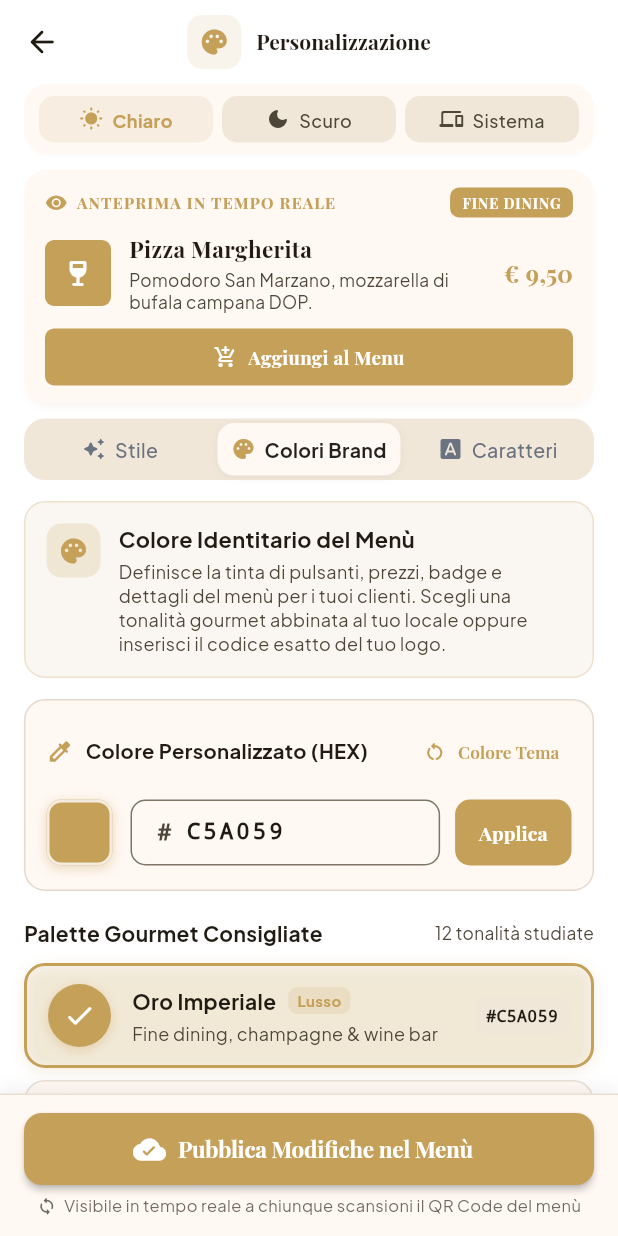
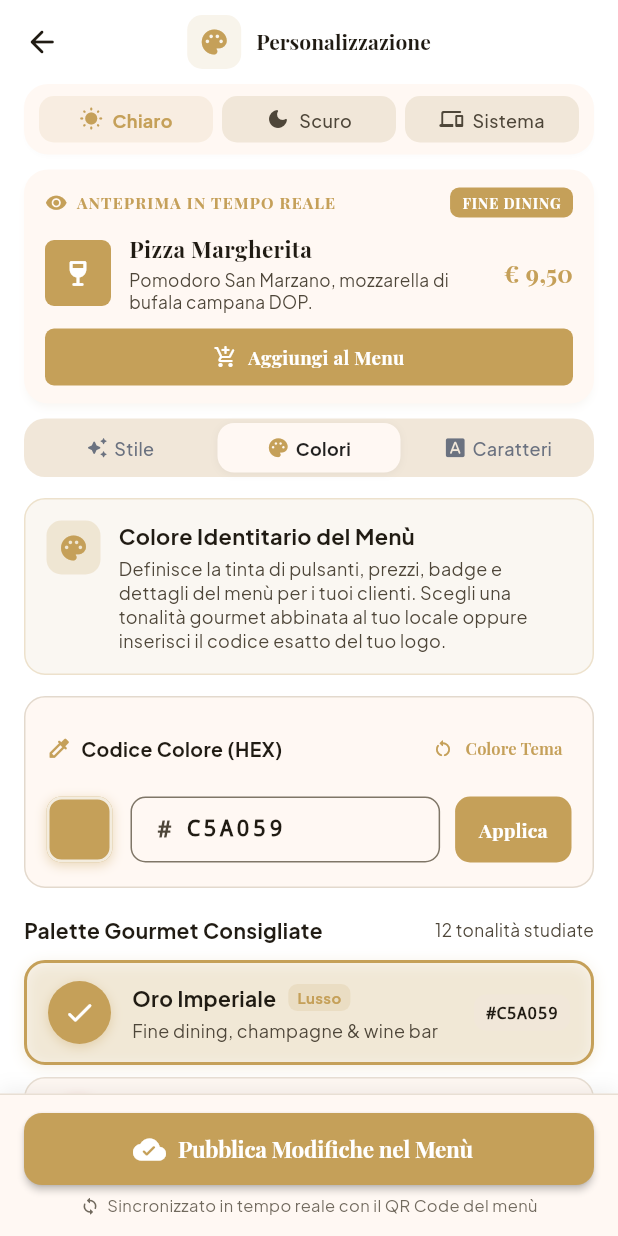
Before and after one commit to SyntaxStudiof/pronto_menu, a Flutter app: the PersonalizzazioneWidget screen opened by its route, on a phone screen of 412 x 824 dp. Run offline on Flutter 3.47's test engine with Material 3 defaults, Android fonts, the phone set to English and light mode, and no system bars; our stand-ins replace auto_size_text, badges, cached_network_image, cloud_firestore, cloud_functions, dropdown_button2 and 23 more; missing offline and left inert: json_path, mime_type, styled_divider; accounts and stored records are empty; network calls fail; statements that could not run were skipped.

Commit message:
fix(personalizzazione): resolve 2px overflow in bottom publish bar and make tab labels and hex header resilient to narrow screens

```diff
--- a/lib/personalizzazione/personalizzazione_widget.dart
+++ b/lib/personalizzazione/personalizzazione_widget.dart
@@ -869,7 +869,7 @@ class _PersonalizzazioneWidgetState extends State<PersonalizzazioneWidget>
           const SizedBox(width: 4.0),
           Expanded(
             child: _buildMainTabPill(
-              title: 'Colori Brand',
+              title: 'Colori',
               icon: Icons.palette_rounded,
               isSelected: _mainTab == 1,
               primaryColor: primaryColor,
@@ -931,21 +931,26 @@ class _PersonalizzazioneWidgetState extends State<PersonalizzazioneWidget>
         ),
         child: Row(
           mainAxisAlignment: MainAxisAlignment.center,
+          mainAxisSize: MainAxisSize.min,
           children: [
             Icon(
               icon,
-              size: 16.0,
+              size: 15.0,
               color: isSelected ? primaryColor : (isDark ? const Color(0xFF9E9E9E) : const Color(0xFF6B7280)),
             ),
-            const SizedBox(width: 6.0),
-            Text(
+            const SizedBox(width: 4.0),
+            Flexible(
+              child: Text(
                 title,
-              style: TextStyle(
-                fontSize: 13.0,
+                maxLines: 1,
+                overflow: TextOverflow.ellipsis,
+                style: TextStyle(
+                  fontSize: 12.0,
                   fontWeight: isSelected ? FontWeight.w700 : FontWeight.w500,
                   color: isSelected
                       ? (isDark ? Colors.white : Colors.black87)
                       : (isDark ? const Color(0xFF9E9E9E) : const Color(0xFF6B7280)),
+                ),
               ),
             ),
           ],
@@ -1691,12 +1696,16 @@ class _PersonalizzazioneWidgetState extends State<PersonalizzazioneWidget>
                         children: [
                           Row(
                             children: [
-                              Text(
+                              Flexible(
+                                child: Text(
                                   opt.name,
+                                  maxLines: 1,
+                                  overflow: TextOverflow.ellipsis,
                                   style: TextStyle(
                                     fontSize: 14.0,
                                     fontWeight: FontWeight.w700,
                                     color: colorScheme.onSurface,
+                                  ),
                                 ),
                               ),
                               const SizedBox(width: 8.0),
@@ -1784,20 +1793,27 @@ class _PersonalizzazioneWidgetState extends State<PersonalizzazioneWidget>
           Row(
             mainAxisAlignment: MainAxisAlignment.spaceBetween,
             children: [
-              Row(
-                children: [
-                  Icon(Icons.colorize_rounded, size: 18.0, color: primaryColor),
-                  const SizedBox(width: 8.0),
-                  Text(
-                    'Colore Personalizzato (HEX)',
-                    style: TextStyle(
-                      fontSize: 13.5,
+              Expanded(
+                child: Row(
+                  children: [
+                    Icon(Icons.colorize_rounded, size: 17.0, color: primaryColor),
+                    const SizedBox(width: 6.0),
+                    Flexible(
+                      child: Text(
+                        'Codice Colore (HEX)',
+                        maxLines: 1,
+                        overflow: TextOverflow.ellipsis,
+                        style: TextStyle(
+                          fontSize: 13.0,
                           fontWeight: FontWeight.w700,
                           color: colorScheme.onSurface,
                         ),
                       ),
-                ],
-              ),
+                    ),
+                  ],
+                ),
+              ),
+              const SizedBox(width: 4.0),
               TextButton.icon(
                 onPressed: () {
                   final defaultColor = currentStyle.defaultPrimaryColor;
@@ -1812,12 +1828,12 @@ class _PersonalizzazioneWidgetState extends State<PersonalizzazioneWidget>
                 style: TextButton.styleFrom(
                   visualDensity: VisualDensity.compact,
                   foregroundColor: primaryColor,
-                  padding: const EdgeInsets.symmetric(horizontal: 8.0),
-                ),
-                icon: const Icon(Icons.restart_alt_rounded, size: 15.0),
+                  padding: const EdgeInsets.symmetric(horizontal: 6.0),
+                ),
+                icon: const Icon(Icons.restart_alt_rounded, size: 14.0),
                 label: const Text(
                   'Colore Tema',
-                  style: TextStyle(fontSize: 11.5, fontWeight: FontWeight.w600),
+                  style: TextStyle(fontSize: 11.0, fontWeight: FontWeight.w600),
                 ),
               ),
             ],
@@ -2022,11 +2038,16 @@ class _PersonalizzazioneWidgetState extends State<PersonalizzazioneWidget>
                   color: colorScheme.onSurfaceVariant.withValues(alpha: 0.8),
                 ),
                 const SizedBox(width: 5.0),
-                Text(
-                  'Visibile in tempo reale a chiunque scansioni il QR Code del menù',
+                Flexible(
+                  child: Text(
+                    'Sincronizzato in tempo reale con il QR Code del menù',
+                    maxLines: 1,
+                    overflow: TextOverflow.ellipsis,
+                    textAlign: TextAlign.center,
                     style: TextStyle(
                       fontSize: 11.0,
                       color: colorScheme.onSurfaceVariant.withValues(alpha: 0.8),
+                    ),
                   ),
                 ),
               ],
```
Lines whose indentation alone changed are shown as unchanged.
